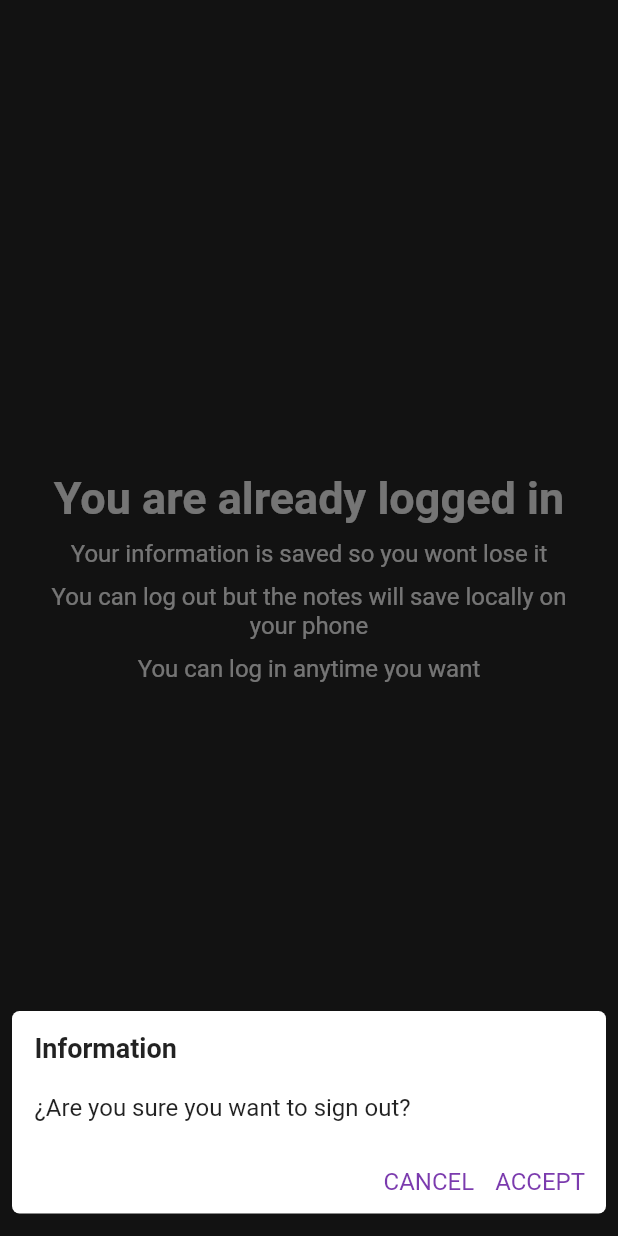
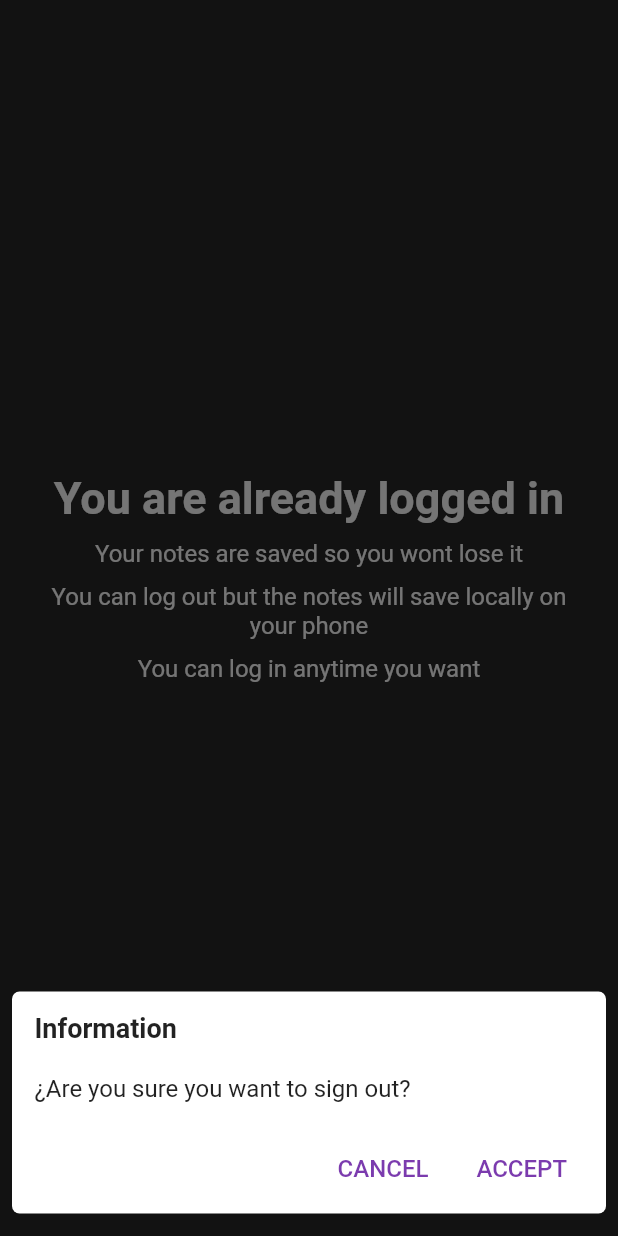
Before and after one commit to DavidGomezOv/simple_notes_application, a Flutter app: the SignOutScreen screen opened by its route, after a tap on "Sign out", on a phone screen of 412 x 824 dp. Run offline on Flutter 3.47's test engine with Material 2 defaults, Android fonts, the phone set to English and light mode, and no system bars; our stand-ins replace carousel_slider, cloud_firestore, connectivity_plus, firebase_auth, firebase_core, firebase_storage and 11 more; accounts and stored records are empty; generated files the repository leaves out were written again.

Commit message:
Fixes to generate release application

```diff
--- a/lib/l10n/app_en.arb
+++ b/lib/l10n/app_en.arb
@@ -31,5 +31,10 @@
     "downloadImageConfirmation" : "Image downloaded in Downloads folder",
     "downloadThisImage" : "Only this",
     "downloadAllImages" : "All Images",
-    "noteDetailImageTitle" : "Images"
+    "noteDetailImageTitle" : "Images",
+    "signOutTitle" : "You are already logged in",
+    "signOutMessage" : "Your notes are saved so you wont lose it",
+    "signOutMessageMiddle" : "You can log out but the notes will save locally on your phone",
+    "signOutMessageBottom" : "You can log in anytime you want",
+    "signOutButtonLabel" : "Sign out"
 }
--- a/lib/main.dart
+++ b/lib/main.dart
@@ -4,7 +4,6 @@ import 'package:flutter/material.dart';
 import 'package:hive_flutter/hive_flutter.dart';
 import 'package:simple_notes_application/firebase_options.dart';
 import 'package:simple_notes_application/routes.dart';
-import 'package:simple_notes_application/src/core/constants/strings.dart';
 import 'package:simple_notes_application/src/core/di/app_component.dart';
 import 'package:simple_notes_application/src/core/enums/enums.dart';
 import 'package:simple_notes_application/src/core/widgets/alert_bottom_sheet.dart';
--- a/lib/src/core/constants/strings.dart
+++ b/lib/src/core/constants/strings.dart
@@ -98,4 +98,17 @@ class AppStrings {
 
   String get noteDetailImageTitle =>
       AppLocalizations.of(_context)!.noteDetailImageTitle;
+
+  String get signOutTitle => AppLocalizations.of(_context)!.signOutTitle;
+
+  String get signOutMessage => AppLocalizations.of(_context)!.signOutMessage;
+
+  String get signOutMessageMiddle =>
+      AppLocalizations.of(_context)!.signOutMessageMiddle;
+
+  String get signOutMessageBottom =>
+      AppLocalizations.of(_context)!.signOutMessageBottom;
+
+  String get signOutButtonLabel =>
+      AppLocalizations.of(_context)!.signOutButtonLabel;
 }
--- a/lib/src/core/widgets/alert_center_sheet.dart
+++ b/lib/src/core/widgets/alert_center_sheet.dart
@@ -19,7 +19,12 @@ class AlertCenterSheet extends StatelessWidget {
         alignment: Alignment.bottomCenter,
         child: Container(
           margin: const EdgeInsets.symmetric(horizontal: 8, vertical: 15),
-          padding: const EdgeInsets.all(10),
+          padding: const EdgeInsets.only(
+            top: 10,
+            right: 10,
+            left: 10,
+            bottom: 6,
+          ),
           width: double.maxFinite,
           decoration: BoxDecoration(
             color: Colors.white,
@@ -60,16 +65,16 @@ class AlertCenterSheet extends StatelessWidget {
                 ),
               ),
               const SizedBox(
-                height: 20,
+                height: 10,
               ),
               Row(
                 mainAxisAlignment: MainAxisAlignment.end,
                 children: [
-                  Padding(
-                    padding: const EdgeInsets.only(right: 4, bottom: 2),
-                    child: GestureDetector(
-                      onTap: () =>
-                          completer(SheetResponse(confirmed: true, data: 2)),
+                  MaterialButton(
+                    onPressed: () =>
+                        completer(SheetResponse(confirmed: true, data: 2)),
+                    child: Padding(
+                      padding: const EdgeInsets.symmetric(vertical: 14.0),
                       child: Text(
                         request.secondaryButtonTitle?.toUpperCase() ?? '',
                         style: TextStyle(
@@ -79,14 +84,11 @@ class AlertCenterSheet extends StatelessWidget {
                       ),
                     ),
                   ),
-                  const SizedBox(
-                    width: 10,
-                  ),
-                  Padding(
-                    padding: const EdgeInsets.only(right: 4, bottom: 2),
-                    child: GestureDetector(
-                      onTap: () =>
-                          completer(SheetResponse(confirmed: true, data: 1)),
+                  MaterialButton(
+                    onPressed: () =>
+                        completer(SheetResponse(confirmed: true, data: 1)),
+                    child: Padding(
+                      padding: const EdgeInsets.symmetric(vertical: 14),
                       child: Text(
                         request.mainButtonTitle?.toUpperCase() ?? '',
                         style: TextStyle(
--- a/lib/src/home/ui/widgets/grid_tile_widget.dart
+++ b/lib/src/home/ui/widgets/grid_tile_widget.dart
@@ -71,7 +71,7 @@ class GridTileWidget extends ViewModelWidget<HomeViewModel> {
                       fontWeight: noteModel!.textType?.getFontWeight(),
                       fontStyle: noteModel!.textType?.getFontStyle(),
                     ),
-                    maxLines: 8,
+                    maxLines: 6,
                     overflow: TextOverflow.ellipsis,
                   ),
                 ],
--- a/lib/src/note_detail/api/datasource/note_detail_local_source.dart
+++ b/lib/src/note_detail/api/datasource/note_detail_local_source.dart
@@ -89,6 +89,8 @@ class NoteDetailLocalSource {
     });
     final directory = await getApplicationDocumentsDirectory();
     final noteFolder = Directory('${directory.path}/$noteId');
-    await noteFolder.delete(recursive: true);
+    if (await noteFolder.exists()) {
+      await noteFolder.delete(recursive: true);
+    }
   }
 }
--- a/lib/src/note_detail/ui/widgets/note_detail_image_remove_widget.dart
+++ b/lib/src/note_detail/ui/widgets/note_detail_image_remove_widget.dart
@@ -4,10 +4,12 @@ import 'package:stacked/stacked.dart';
 
 class NoteDetailImageRemoveWidget extends ViewModelWidget<NoteDetailViewModel> {
   final int index;
+  final bool isRemote;
 
   const NoteDetailImageRemoveWidget({
     super.key,
     required this.index,
+    required this.isRemote,
   });
 
   @override
@@ -21,7 +23,7 @@ class NoteDetailImageRemoveWidget extends ViewModelWidget<NoteDetailViewModel> {
         shape: RoundedRectangleBorder(
           borderRadius: BorderRadius.circular(50),
         ),
-        onPressed: () => viewModel.removeImage(index, isRemote: true),
+        onPressed: () => viewModel.removeImage(index, isRemote: isRemote),
         child: const Icon(
           Icons.cancel,
           color: Colors.red,
--- a/lib/src/sign_out/ui/screen/sign_out_screen.dart
+++ b/lib/src/sign_out/ui/screen/sign_out_screen.dart
@@ -1,5 +1,6 @@
 import 'package:flutter/material.dart';
 import 'package:simple_notes_application/src/core/constants/constants.dart';
+import 'package:simple_notes_application/src/core/constants/strings.dart';
 import 'package:simple_notes_application/src/core/extensions/generic_extensions.dart';
 import 'package:simple_notes_application/src/sign_out/view_model/sign_out_view_model.dart';
 import 'package:stacked/stacked.dart';
@@ -21,38 +22,38 @@ class SignOutScreen extends StatelessWidget {
               crossAxisAlignment: CrossAxisAlignment.center,
               children: [
                 const Spacer(),
-                const Text(
-                  "You are already logged in",
+                Text(
+                  AppStrings().signOutTitle,
                   textAlign: TextAlign.center,
-                  style: TextStyle(
+                  style: const TextStyle(
                     fontSize: 30,
                     color: Colors.white,
                     fontWeight: FontWeight.bold,
                   ),
                 ),
                 const SizedBox(height: 10),
-                const Text(
-                  "Your information is saved so you wont lose it",
+                Text(
+                  AppStrings().signOutMessage,
                   textAlign: TextAlign.center,
-                  style: TextStyle(
+                  style: const TextStyle(
                     fontSize: 16,
                     color: Colors.white,
                   ),
                 ),
                 const SizedBox(height: 10),
-                const Text(
-                  "You can log out but the notes will save locally on your phone",
+                Text(
+                  AppStrings().signOutMessageMiddle,
                   textAlign: TextAlign.center,
-                  style: TextStyle(
+                  style: const TextStyle(
                     fontSize: 16,
                     color: Colors.white,
                   ),
                 ),
                 const SizedBox(height: 10),
-                const Text(
-                  "You can log in anytime you want",
+                Text(
+                  AppStrings().signOutMessageBottom,
                   textAlign: TextAlign.center,
-                  style: TextStyle(
+                  style: const TextStyle(
                     fontSize: 16,
                     color: Colors.white,
                   ),
@@ -66,9 +67,9 @@ class SignOutScreen extends StatelessWidget {
                     borderRadius: BorderRadius.circular(50),
                   ),
                   onPressed: viewModel.signOut,
-                  child: const Text(
-                    'Sign out',
-                    style: TextStyle(
+                  child: Text(
+                    AppStrings().signOutButtonLabel,
+                    style: const TextStyle(
                       color: Colors.white,
                       fontSize: 26,
                     ),
--- a/pubspec.yaml
+++ b/pubspec.yaml
@@ -17,7 +17,7 @@ publish_to: 'none' # Remove this line if you wish to publish to pub.dev
 # https://developer.apple.com/library/archive/documentation/General/Reference/InfoPlistKeyReference/Articles/CoreFoundationKeys.html
 # In Windows, build-name is used as the major, minor, and patch parts
 # of the product and file versions while build-number is used as the build suffix.
-version: 1.0.0+1
+version: 1.0.0+3
 
 environment:
   sdk: '>=2.18.4 <3.0.0'
@@ -62,7 +62,6 @@ dependencies:
   firebase_storage: ^11.0.14
   carousel_slider: ^4.2.1
   permission_handler: ^10.2.0
-  google_mobile_ads: ^2.3.0
 
 dev_dependencies:
   build_runner: ^2.3.2
```
Also changed, not shown: lib/l10n/app_es.arb (+6 -1 lines), lib/src/home/ui/screen/home_screen.dart (+0 -17 lines), lib/src/home/ui/widgets/home_top_bar_widget.dart (+7 -4 lines), lib/src/note_detail/ui/widgets/note_detail_bottom_widget.dart (+18 -6 lines), lib/src/note_detail/ui/widgets/note_detail_images_widget.dart (+8 -2 lines), lib/src/note_detail/ui/widgets/note_detail_top_bar_widget.dart (+4 -3 lines), pubspec.lock, 3 other files.
